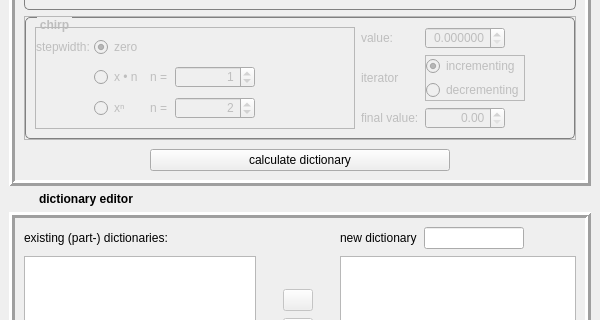
mne-tools/mne-cpp, file applications/mne_matching_pursuit/editorwindow.ui: the form before one commit; both pictures show x 0 to 600 and y 525 to 845 of the 600 by 950 pixel window.
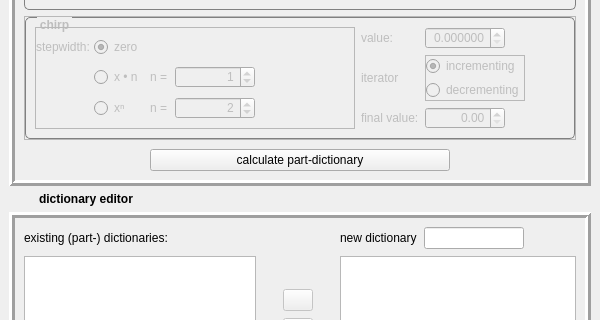
The form after the commit. Icons and pictures are not drawn.

Commit message: chg: tooltips in editorwindow.ui

```diff
--- a/applications/mne_matching_pursuit/editorwindow.ui
+++ b/applications/mne_matching_pursuit/editorwindow.ui
@@ -1855,7 +1855,7 @@
               </size>
              </property>
              <property name="text">
-              <string>calculate dictionary</string>
+              <string>calculate part-dictionary</string>
              </property>
              <property name="icon">
               <iconset resource="Ressourcen.qrc">
```
Left out of the diff: 84 changed lines with no effect on the pictures. The commit also changes 1 other file.
